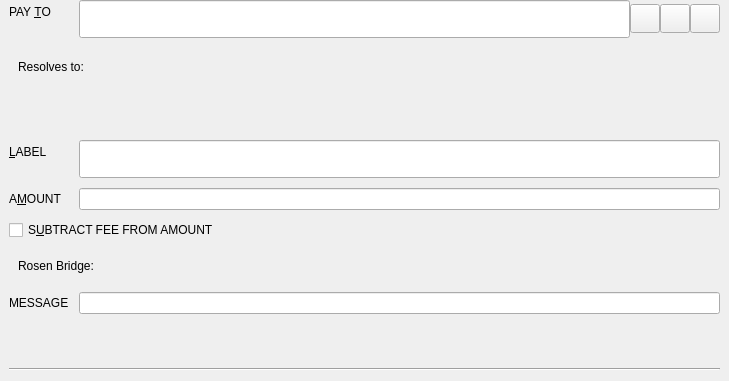
The window that src/qt/forms/sendcoinsentry.ui (firoorg/firo) describes before a commit, drawn with Qt 5.
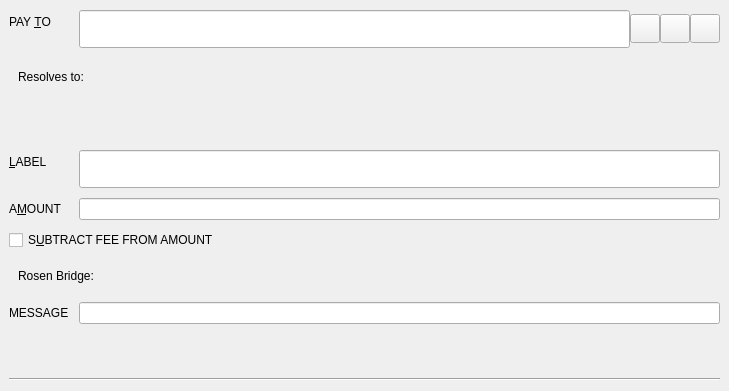
The same window after the commit. Icons and pictures are not drawn. Custom widgets are drawn as their Qt base class.

```diff
--- a/src/qt/forms/sendcoinsentry.ui
+++ b/src/qt/forms/sendcoinsentry.ui
@@ -37,7 +37,7 @@
      <number>10</number>
     </property>
     <property name="topMargin">
-     <number>0</number>
+     <number>10</number>
     </property>
     <property name="bottomMargin">
      <number>10</number>
```
